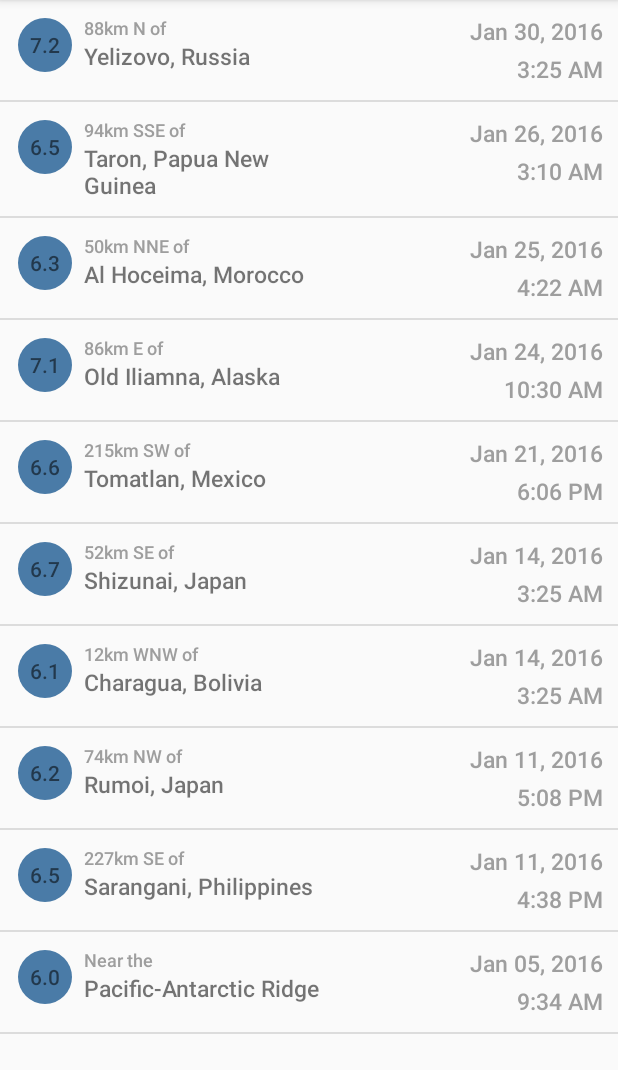
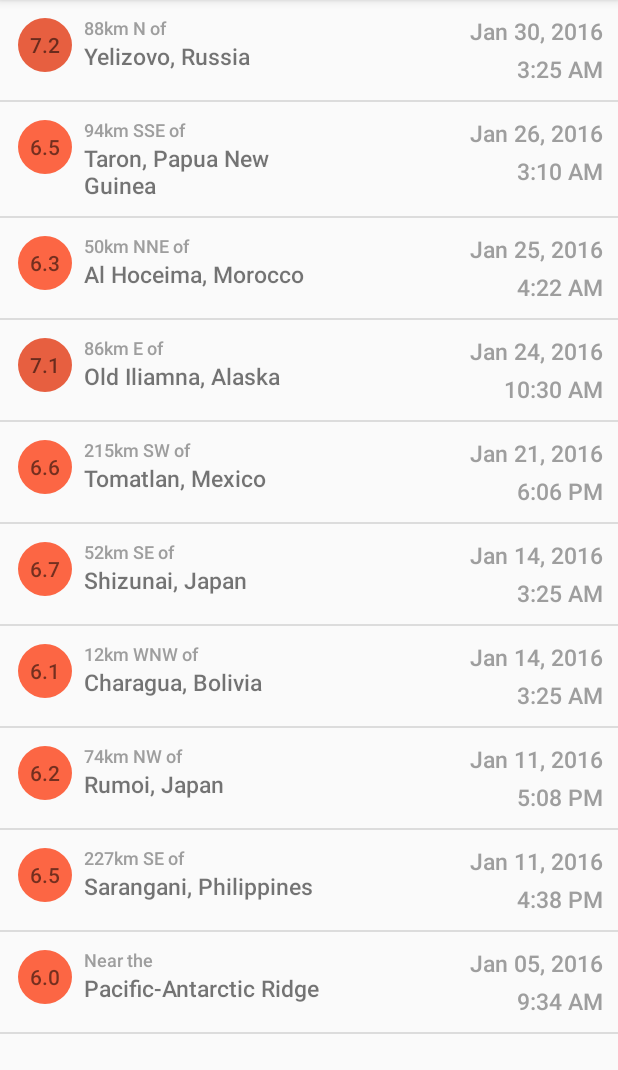
Before and after one commit to harshitm98/App-QuakeReport-starting-point, an Android app: the screen it shows after launch (EarthquakeActivity), on a phone screen of 412 x 824 dp, the part 84-1154 px from its top. Run offline under Robolectric (Android 15) with nearby library versions, the phone set to English and light mode, and no system bars.

Commit message:
Added colors to the circular background of mag

```diff
--- a/app/src/main/java/com/example/android/quakereport/EarthquakeDetails.java
+++ b/app/src/main/java/com/example/android/quakereport/EarthquakeDetails.java
@@ -18,7 +18,7 @@ public class EarthquakeDetails {
     }
 
     public String getMag(){
-        return "" + mMag;
+        return  mMag;
     }
 
     public String getLocation(){
--- a/app/src/main/java/com/example/android/quakereport/QueryUtils.java
+++ b/app/src/main/java/com/example/android/quakereport/QueryUtils.java
@@ -17,7 +17,8 @@ import java.util.Date;
 public final class QueryUtils {
     /** Sample JSON response for a USGS query */
     private static final String SAMPLE_JSON_RESPONSE = "{\"type\":\"FeatureCollection\",\"metadata\":{\"generated\":1462295443000,\"url\":\"http://earthquake.usgs.gov/fdsnws/event/1/query?format=geojson&starttime=2016-01-01&endtime=2016-01-31&minmag=6&limit=10\",\"title\":\"USGS Earthquakes\",\"status\":200,\"api\":\"1.5.2\",\"limit\":10,\"offset\":1,\"count\":10},\"features\":[{\"type\":\"Feature\",\"properties\":{\"mag\":7.2,\"place\":\"88km N of Yelizovo, Russia\",\"time\":1454124312220,\"updated\":1460674294040,\"tz\":720,\"url\":\"http://earthquake.usgs.gov/earthquakes/eventpage/us20004vvx\",\"detail\":\"http://earthquake.usgs.gov/fdsnws/event/1/query?eventid=us20004vvx&format=geojson\",\"felt\":2,\"cdi\":3.4,\"mmi\":5.82,\"alert\":\"green\",\"status\":\"reviewed\",\"tsunami\":1,\"sig\":798,\"net\":\"us\",\"code\":\"20004vvx\",\"ids\":\",at00o1qxho,pt16030050,us20004vvx,gcmt20160130032510,\",\"sources\":\",at,pt,us,gcmt,\",\"types\":\",cap,dyfi,finite-fault,general-link,general-text,geoserve,impact-link,impact-text,losspager,moment-tensor,nearby-cities,origin,phase-data,shakemap,tectonic-summary,\",\"nst\":null,\"dmin\":0.958,\"rms\":1.19,\"gap\":17,\"magType\":\"mww\",\"type\":\"earthquake\",\"title\":\"M 7.2 - 88km N of Yelizovo, Russia\"},\"geometry\":{\"type\":\"Point\",\"coordinates\":[158.5463,53.9776,177]},\"id\":\"us20004vvx\"},\n" +
-            "{\"type\":\"Feature\",\"properties\":{\"mag\":6.5,\"place\":\"94km SSE of Taron, Papua New Guinea\",\"time\":1453777820750,\"updated\":1460156775040,\"tz\":600,\"url\":\"http://earthquake.usgs.gov/earthquakes/eventpage/us20004uks\",\"detail\":\"http://earthquake.usgs.gov/fdsnws/event/1/query?eventid=us20004uks&format=geojson\",\"felt\":null,\"cdi\":null,\"mmi\":4.1,\"alert\":\"green\",\"status\":\"reviewed\",\"tsunami\":1,\"sig\":572,\"net\":\"us\",\"code\":\"20004uks\",\"ids\":\",us20004uks,gcmt20160126031023,\",\"sources\":\",us,gcmt,\",\"types\":\",cap,geoserve,losspager,moment-tensor,nearby-cities,origin,phase-data,shakemap,tectonic-summary,\",\"nst\":null,\"dmin\":1.537,\"rms\":0.74,\"gap\":25,\"magType\":\"mww\",\"type\":\"earthquake\",\"title\":\"M 6.1 - 94km SSE of Taron, Papua New Guinea\"},\"geometry\":{\"type\":\"Point\",\"coordinates\":[153.2454,-5.2952,26]},\"id\":\"us20004uks\"},\n" +
+            "{\"type\":\"Feature\",\"properties\":{\"mag\":6.5" +
+            ",\"place\":\"94km SSE of Taron, Papua New Guinea\",\"time\":1453777820750,\"updated\":1460156775040,\"tz\":600,\"url\":\"http://earthquake.usgs.gov/earthquakes/eventpage/us20004uks\",\"detail\":\"http://earthquake.usgs.gov/fdsnws/event/1/query?eventid=us20004uks&format=geojson\",\"felt\":null,\"cdi\":null,\"mmi\":4.1,\"alert\":\"green\",\"status\":\"reviewed\",\"tsunami\":1,\"sig\":572,\"net\":\"us\",\"code\":\"20004uks\",\"ids\":\",us20004uks,gcmt20160126031023,\",\"sources\":\",us,gcmt,\",\"types\":\",cap,geoserve,losspager,moment-tensor,nearby-cities,origin,phase-data,shakemap,tectonic-summary,\",\"nst\":null,\"dmin\":1.537,\"rms\":0.74,\"gap\":25,\"magType\":\"mww\",\"type\":\"earthquake\",\"title\":\"M 6.1 - 94km SSE of Taron, Papua New Guinea\"},\"geometry\":{\"type\":\"Point\",\"coordinates\":[153.2454,-5.2952,26]},\"id\":\"us20004uks\"},\n" +
             "{\"type\":\"Feature\",\"properties\":{\"mag\":6.3,\"place\":\"50km NNE of Al Hoceima, Morocco\",\"time\":1453695722730,\"updated\":1460156773040,\"tz\":0,\"url\":\"http://earthquake.usgs.gov/earthquakes/eventpage/us10004gy9\",\"detail\":\"http://earthquake.usgs.gov/fdsnws/event/1/query?eventid=us10004gy9&format=geojson\",\"felt\":117,\"cdi\":7.2,\"mmi\":5.28,\"alert\":\"green\",\"status\":\"reviewed\",\"tsunami\":0,\"sig\":695,\"net\":\"us\",\"code\":\"10004gy9\",\"ids\":\",us10004gy9,gcmt20160125042203,\",\"sources\":\",us,gcmt,\",\"types\":\",cap,dyfi,geoserve,impact-text,losspager,moment-tensor,nearby-cities,origin,phase-data,shakemap,tectonic-summary,\",\"nst\":null,\"dmin\":2.201,\"rms\":0.92,\"gap\":20,\"magType\":\"mww\",\"type\":\"earthquake\",\"title\":\"M 6.3 - 50km NNE of Al Hoceima, Morocco\"},\"geometry\":{\"type\":\"Point\",\"coordinates\":[-3.6818,35.6493,12]},\"id\":\"us10004gy9\"},\n" +
             "{\"type\":\"Feature\",\"properties\":{\"mag\":7.1,\"place\":\"86km E of Old Iliamna, Alaska\",\"time\":1453631430230,\"updated\":1460156770040,\"tz\":-540,\"url\":\"http://earthquake.usgs.gov/earthquakes/eventpage/us10004gqp\",\"detail\":\"http://earthquake.usgs.gov/fdsnws/event/1/query?eventid=us10004gqp&format=geojson\",\"felt\":1816,\"cdi\":7.2,\"mmi\":6.6,\"alert\":\"green\",\"status\":\"reviewed\",\"tsunami\":1,\"sig\":1496,\"net\":\"us\",\"code\":\"10004gqp\",\"ids\":\",at00o1gd6r,us10004gqp,ak12496371,gcmt20160124103030,\",\"sources\":\",at,us,ak,gcmt,\",\"types\":\",cap,dyfi,finite-fault,general-link,general-text,geoserve,impact-link,impact-text,losspager,moment-tensor,nearby-cities,origin,phase-data,shakemap,tectonic-summary,trump-origin,\",\"nst\":null,\"dmin\":0.72,\"rms\":2.11,\"gap\":19,\"magType\":\"mww\",\"type\":\"earthquake\",\"title\":\"M 7.1 - 86km E of Old Iliamna, Alaska\"},\"geometry\":{\"type\":\"Point\",\"coordinates\":[-153.4051,59.6363,129]},\"id\":\"us10004gqp\"},\n" +
             "{\"type\":\"Feature\",\"properties\":{\"mag\":6.6,\"place\":\"215km SW of Tomatlan, Mexico\",\"time\":1453399617650,\"updated\":1459963829040,\"tz\":-420,\"url\":\"http://earthquake.usgs.gov/earthquakes/eventpage/us10004g4l\",\"detail\":\"http://earthquake.usgs.gov/fdsnws/event/1/query?eventid=us10004g4l&format=geojson\",\"felt\":11,\"cdi\":2.7,\"mmi\":3.92,\"alert\":\"green\",\"status\":\"reviewed\",\"tsunami\":1,\"sig\":673,\"net\":\"us\",\"code\":\"10004g4l\",\"ids\":\",at00o1bebo,pt16021050,us10004g4l,gcmt20160121180659,\",\"sources\":\",at,pt,us,gcmt,\",\"types\":\",cap,dyfi,geoserve,impact-link,impact-text,losspager,moment-tensor,nearby-cities,origin,phase-data,shakemap,tectonic-summary,\",\"nst\":null,\"dmin\":2.413,\"rms\":0.98,\"gap\":74,\"magType\":\"mww\",\"type\":\"earthquake\",\"title\":\"M 6.6 - 215km SW of Tomatlan, Mexico\"},\"geometry\":{\"type\":\"Point\",\"coordinates\":[-106.9337,18.8239,10]},\"id\":\"us10004g4l\"},\n" +
--- a/app/src/main/java/com/example/android/quakereport/WordAdapter.java
+++ b/app/src/main/java/com/example/android/quakereport/WordAdapter.java
@@ -2,6 +2,8 @@ package com.example.android.quakereport;
 
 import android.app.Activity;
 import android.content.Context;
+import android.graphics.drawable.GradientDrawable;
+import android.support.v4.content.ContextCompat;
 import android.view.LayoutInflater;
 import android.view.View;
 import android.view.ViewGroup;
@@ -40,6 +42,45 @@ public class WordAdapter extends ArrayAdapter<EarthquakeDetails> {
     }
 
 
+    private int getMagnitudeColor(char magnitudeFloor) {
+        int magnitudeColorResourceId;
+        switch (magnitudeFloor) {
+            case '0':
+            case '1':
+                magnitudeColorResourceId = R.color.magnitude1;
+                break;
+            case '2':
+                magnitudeColorResourceId = R.color.magnitude2;
+                break;
+            case '3':
+                magnitudeColorResourceId = R.color.magnitude3;
+                break;
+            case '4':
+                magnitudeColorResourceId = R.color.magnitude4;
+                break;
+            case '5':
+                magnitudeColorResourceId = R.color.magnitude5;
+                break;
+            case '6':
+                magnitudeColorResourceId = R.color.magnitude6;
+                break;
+            case '7':
+                magnitudeColorResourceId = R.color.magnitude7;
+                break;
+            case '8':
+                magnitudeColorResourceId = R.color.magnitude8;
+                break;
+            case '9':
+                magnitudeColorResourceId = R.color.magnitude9;
+                break;
+            default:
+                magnitudeColorResourceId = R.color.magnitude10plus;
+                break;
+        }
+        return ContextCompat.getColor(getContext(), magnitudeColorResourceId);
+    }
+
+
     @Override
     public View getView(int position, View convertView, ViewGroup parent) {
         View listItemView = convertView;
@@ -50,7 +91,17 @@ public class WordAdapter extends ArrayAdapter<EarthquakeDetails> {
         EarthquakeDetails earthquakeDetails = getItem(position);
 
         TextView magText = (TextView) listItemView.findViewById(R.id.mag);
-        magText.setText(earthquakeDetails.getMag());
+
+        String mag = earthquakeDetails.getMag();
+
+        magText.setText(mag);
+
+        int magnitudeColor = getMagnitudeColor(mag.charAt(0));
+
+        // Set the proper background color on the magnitude circle.
+        // Fetch the background from the TextView, which is a GradientDrawable.
+        GradientDrawable magnitudeCircle = (GradientDrawable) magText.getBackground();
+        magnitudeCircle.setColor(magnitudeColor);
 
 
 
@@ -96,6 +147,10 @@ public class WordAdapter extends ArrayAdapter<EarthquakeDetails> {
         // Display the time of the current earthquake in that TextView
         timeView.setText(formattedTime);
 
+
+
+
+
         return listItemView;
     }
 }
```
